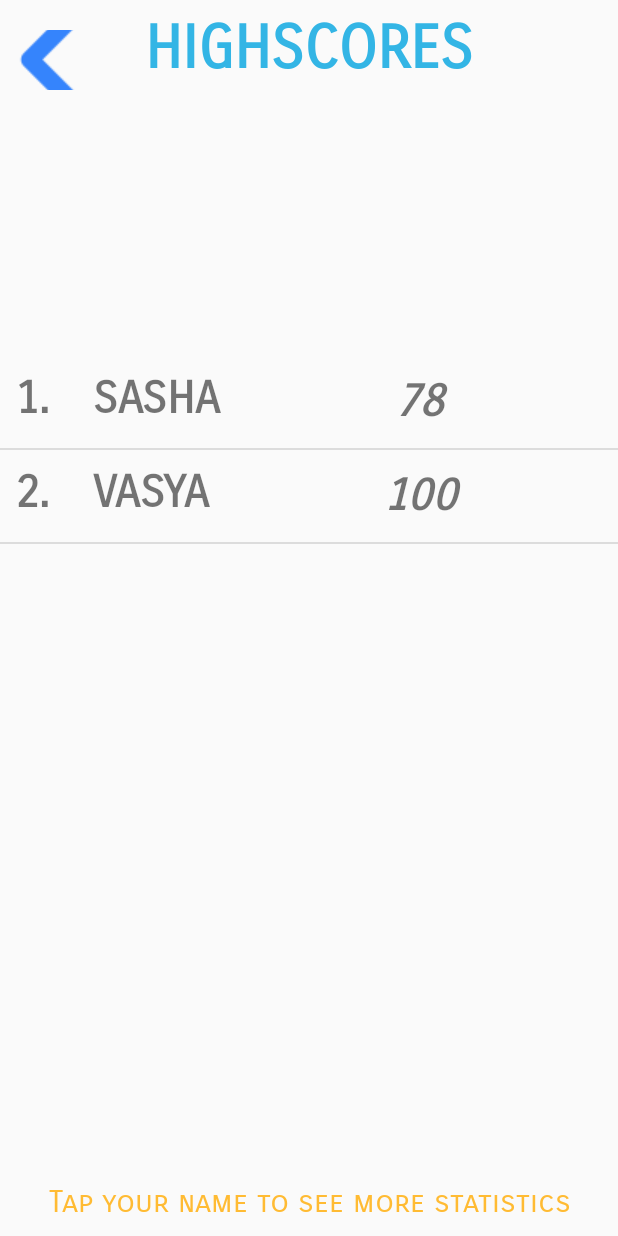
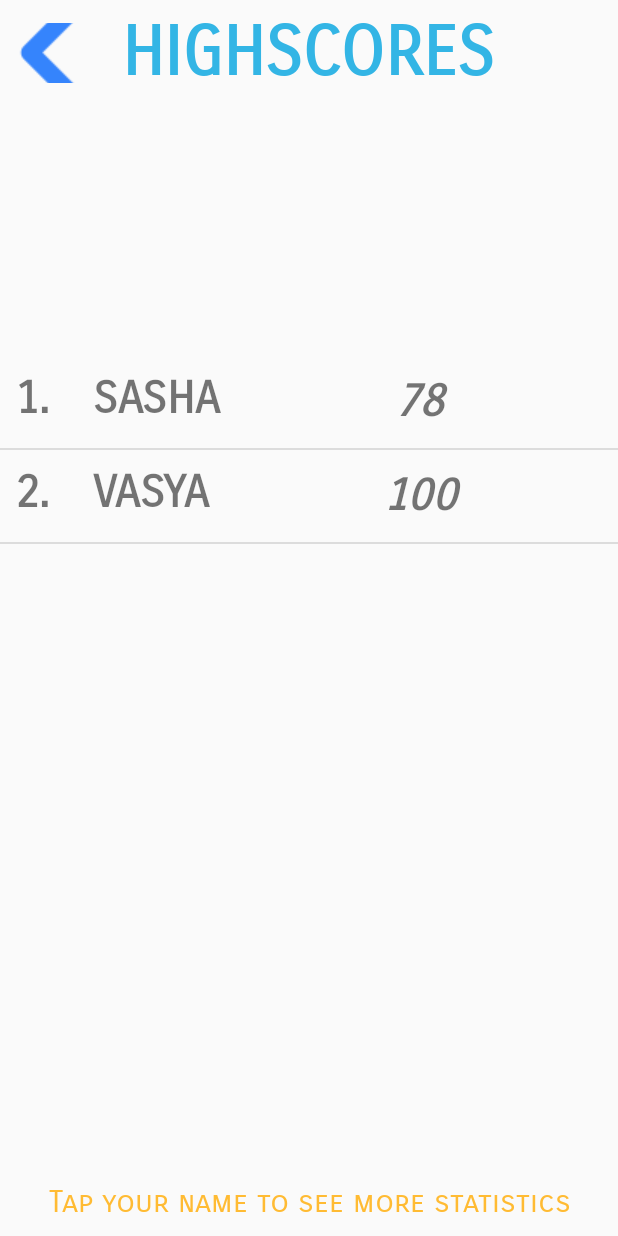
Before and after one commit to dnlrbz/Typo, an Android app: the ScoresActivity screen opened directly, with no data from a screen before it, on a phone screen of 412 x 824 dp. Run offline under Robolectric (Android 15) with nearby library versions, the phone set to English and light mode, and no system bars.

Commit message:
back button

```diff
--- a/app/src/main/res/layout/activity_scores.xml
+++ b/app/src/main/res/layout/activity_scores.xml
@@ -9,7 +9,7 @@
 
     <TextView
         android:id="@+id/textView"
-        android:layout_width="255dp"
+        android:layout_width="wrap_content"
         android:layout_height="wrap_content"
         android:layout_alignParentEnd="false"
         android:layout_alignParentTop="true"
@@ -23,7 +23,7 @@
         android:text="HIGHSCORES"
         android:textAlignment="center"
         android:textColor="@color/menuButtonColor"
-        android:textSize="40sp"
+        android:textSize="45sp"
         android:textStyle="bold" />
 
     <ListView
@@ -60,7 +60,7 @@
         android:layout_alignParentTop="true"
         android:layout_alignTop="@+id/listViewScores"
         android:layout_marginStart="10dp"
-        android:layout_marginTop="20dp"
+        android:layout_marginTop="15dp"
         android:background="@android:color/transparent"
         android:onClick="openMainActivity"
         android:paddingLeft="10dp"
```
